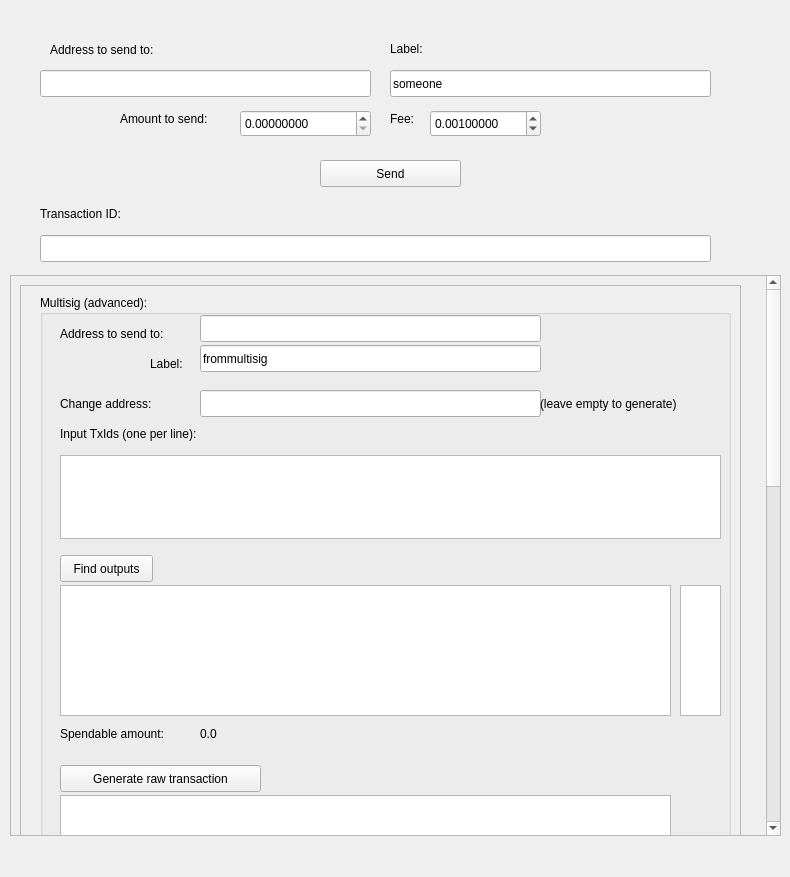
First picture: the form in src/gui/widgets/btcsenddlg.ui, repository Open-Transactions/Moneychanger, before the edit.
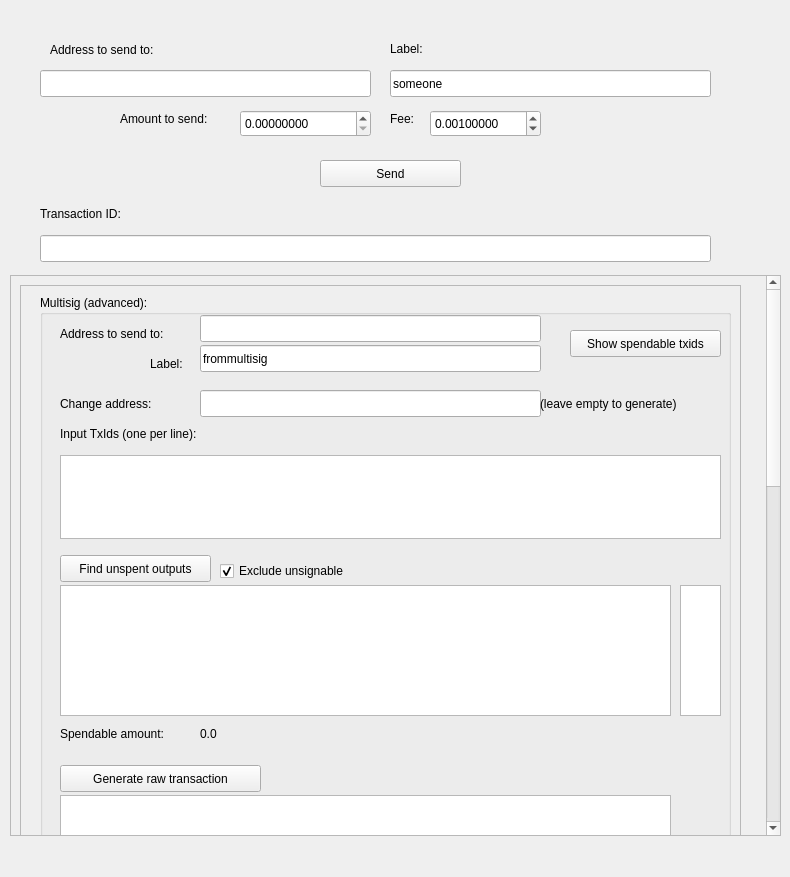
Second picture: the form after the edit.

Commit message: improved the raw transaction GUI functionality

The edit to the form file:
```diff
--- a/src/gui/widgets/btcsenddlg.ui
+++ b/src/gui/widgets/btcsenddlg.ui
@@ -241,12 +241,12 @@
           <rect>
            <x>20</x>
            <y>260</y>
-           <width>93</width>
+           <width>151</width>
            <height>27</height>
           </rect>
          </property>
          <property name="text">
-          <string>Find outputs</string>
+          <string>Find unspent outputs</string>
          </property>
         </widget>
         <widget class="QPlainTextEdit" name="textOutputs">
@@ -471,6 +471,38 @@
           <string>0.0</string>
          </property>
         </widget>
+        <widget class="QPushButton" name="buttonShowUnspentTxids">
+         <property name="geometry">
+          <rect>
+           <x>530</x>
+           <y>35</y>
+           <width>151</width>
+           <height>27</height>
+          </rect>
+         </property>
+         <property name="text">
+          <string>Show spendable txids</string>
+         </property>
+        </widget>
+        <widget class="QCheckBox" name="checkExcludeUnsignable">
+         <property name="geometry">
+          <rect>
+           <x>180</x>
+           <y>265</y>
+           <width>161</width>
+           <height>22</height>
+          </rect>
+         </property>
+         <property name="text">
+          <string>Exclude unsignable</string>
+         </property>
+         <property name="checkable">
+          <bool>true</bool>
+         </property>
+         <property name="checked">
+          <bool>true</bool>
+         </property>
+        </widget>
        </widget>
       </widget>
      </item>
```
The commit also changes 7 other files.
